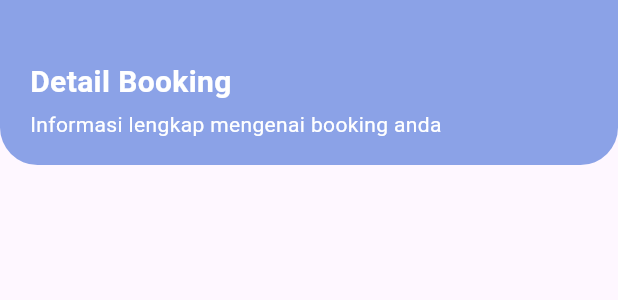
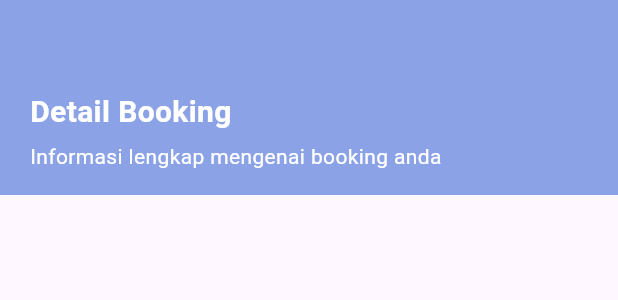
Before and after one commit to khaiqalsatrio/project_PamLanjut_115, a Flutter app: the DetailBookingHeader widget shown alone on an empty page, opened directly, on a phone screen of 412 x 824 dp. Shown: the top 300 px of the screen. Run offline on Flutter 3.47's test engine with Material 3 defaults, Android fonts, the phone set to English and light mode, and no system bars; our stand-ins replace dartz, flutter_bloc, flutter_secure_storage, geocoding, geolocator, google_maps_flutter; accounts and stored records are empty.

Commit message:
fix detail booking body dan header

```diff
--- a/lib/presentation/customer/detail_booking_page/components/detail_booking_body.dart
+++ b/lib/presentation/customer/detail_booking_page/components/detail_booking_body.dart
@@ -10,7 +10,6 @@ class DetailBookingBody extends StatelessWidget {
     locale: 'id_ID',
     symbol: 'Rp ',
   );
-
   Widget _buildInfoRow(
     IconData icon,
     String label,
@@ -45,11 +44,9 @@ class DetailBookingBody extends StatelessWidget {
         if (state is BookingDetailLoading) {
           return const Center(child: CircularProgressIndicator());
         }
-
         if (state is BookingDetailFailure) {
           return Center(child: Text("❌ ${state.message}"));
         }
-
         if (state is BookingDetailSuccess) {
           final bookings = state.bookings;
           if (bookings.isEmpty) {
@@ -78,7 +75,6 @@ class DetailBookingBody extends StatelessWidget {
               ),
             );
           }
-
           return ListView.separated(
             padding: const EdgeInsets.all(16),
             itemCount: bookings.length,
@@ -165,9 +161,7 @@ class DetailBookingBody extends StatelessWidget {
                           _buildInfoRow(
                             Icons.attach_money,
                             'Harga',
-                            currencyFormatter.format(
-                              int.tryParse(booking.harga) ?? 0,
-                            ),
+                            currencyFormatter.format(booking.harga),
                           ),
                           const SizedBox(height: 6),
                           _buildInfoRow(
@@ -190,7 +184,6 @@ class DetailBookingBody extends StatelessWidget {
             },
           );
         }
-
         return const Center(child: Text("Memuat data..."));
       },
     );
--- a/lib/presentation/customer/detail_booking_page/components/detail_booking_header.dart
+++ b/lib/presentation/customer/detail_booking_page/components/detail_booking_header.dart
@@ -6,19 +6,16 @@ class DetailBookingHeader extends StatelessWidget {
   @override
   Widget build(BuildContext context) {
     return Container(
-      height: 110,
+      height: 130,
       padding: const EdgeInsets.only(top: 40, left: 20),
       decoration: const BoxDecoration(
         color: Color.fromARGB(255, 139, 162, 231),
-        borderRadius: BorderRadius.only(
-          bottomLeft: Radius.circular(25),
-          bottomRight: Radius.circular(25),
-        ),
       ),
       alignment: Alignment.centerLeft,
       child: Column(
         crossAxisAlignment: CrossAxisAlignment.start,
         children: const [
+          SizedBox(height: 20),
           Text(
             "Detail Booking",
             style: TextStyle(
@@ -27,7 +24,7 @@ class DetailBookingHeader extends StatelessWidget {
               fontWeight: FontWeight.bold,
             ),
           ),
-          SizedBox(height: 4),
+          SizedBox(height: 5),
           Text(
             "Informasi lengkap mengenai booking anda",
             style: TextStyle(color: Colors.white, fontSize: 14),
```
